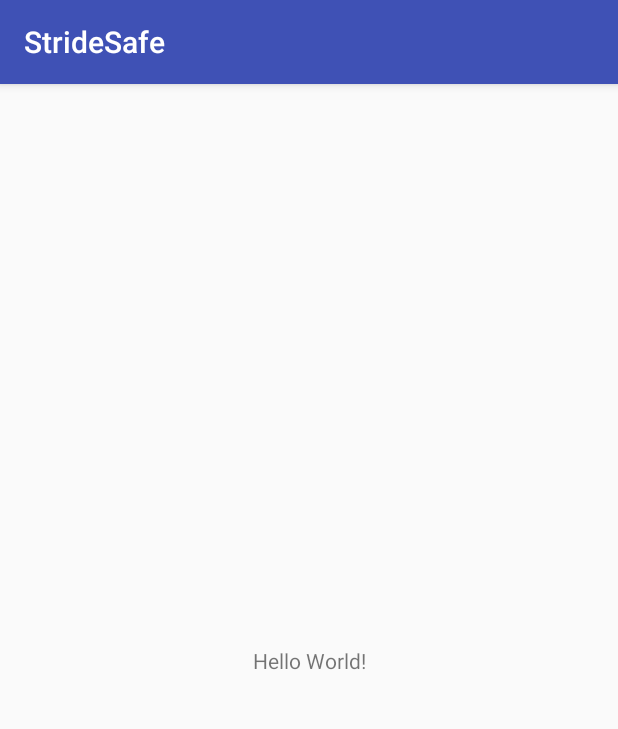
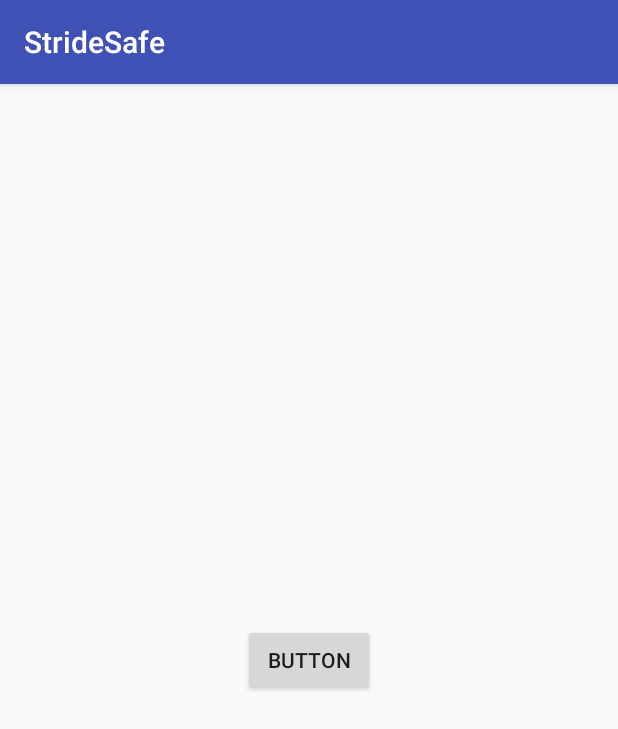
Before and after one commit to StrideSafe/StrideSafe, an Android app: the screen it shows after launch (MainActivity), on a phone screen of 412 x 824 dp. Shown: the top 729 px of the screen. Run offline under Robolectric (Android 15) with nearby library versions, the phone set to English and light mode, and no system bars.

Commit message:
MapActivity

```diff
--- a/app/src/main/res/layout/activity_main.xml
+++ b/app/src/main/res/layout/activity_main.xml
@@ -6,13 +6,21 @@
     android:layout_height="match_parent"
     tools:context="com.example.joyce.stridesafe.MainActivity">
 
-    <TextView
+    <Button
+        android:id="@+id/mapTestButton"
         android:layout_width="wrap_content"
         android:layout_height="wrap_content"
-        android:text="Hello World!"
+        android:layout_marginBottom="8dp"
+        android:layout_marginEnd="8dp"
+        android:layout_marginLeft="8dp"
+        android:layout_marginRight="8dp"
+        android:layout_marginStart="8dp"
+        android:layout_marginTop="8dp"
+        android:onClick="Map"
+        android:text="Button"
         app:layout_constraintBottom_toBottomOf="parent"
-        app:layout_constraintLeft_toLeftOf="parent"
-        app:layout_constraintRight_toRightOf="parent"
+        app:layout_constraintEnd_toEndOf="parent"
+        app:layout_constraintStart_toStartOf="parent"
         app:layout_constraintTop_toTopOf="parent" />
 
 </android.support.constraint.ConstraintLayout>
```
Also changed, not shown: app/src/debug/res/values/google_maps_api.xml (added, +24 -0 lines), app/src/main/AndroidManifest.xml (+32 -0 lines), app/src/main/java/com/example/joyce/stridesafe/MainActivity.java (+8 -0 lines), app/src/main/java/com/example/joyce/stridesafe/MapLayout.java (deleted, +0 -101 lines), app/src/main/java/com/example/joyce/stridesafe/MapTest.java (added, +49 -0 lines), app/src/main/res/layout/activity_map_test.xml (added, +9 -0 lines), 1 other file.
